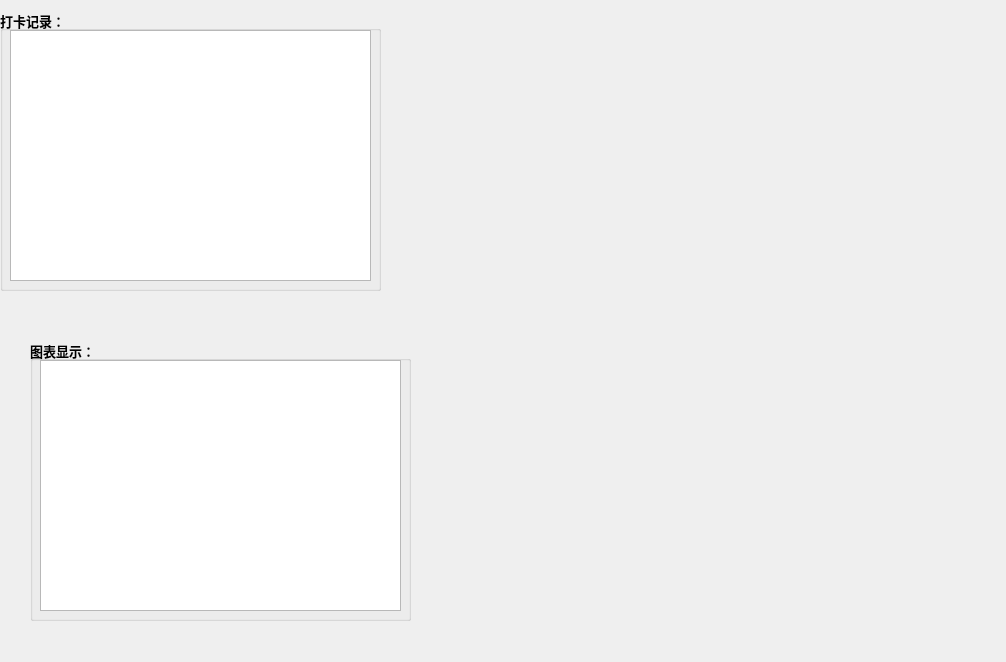
First picture: the form in src/WorkAttendanceSys/WorkAttendanceAdmin.ui, repository Liupeter01/WorkAttendanceQT, before the edit.
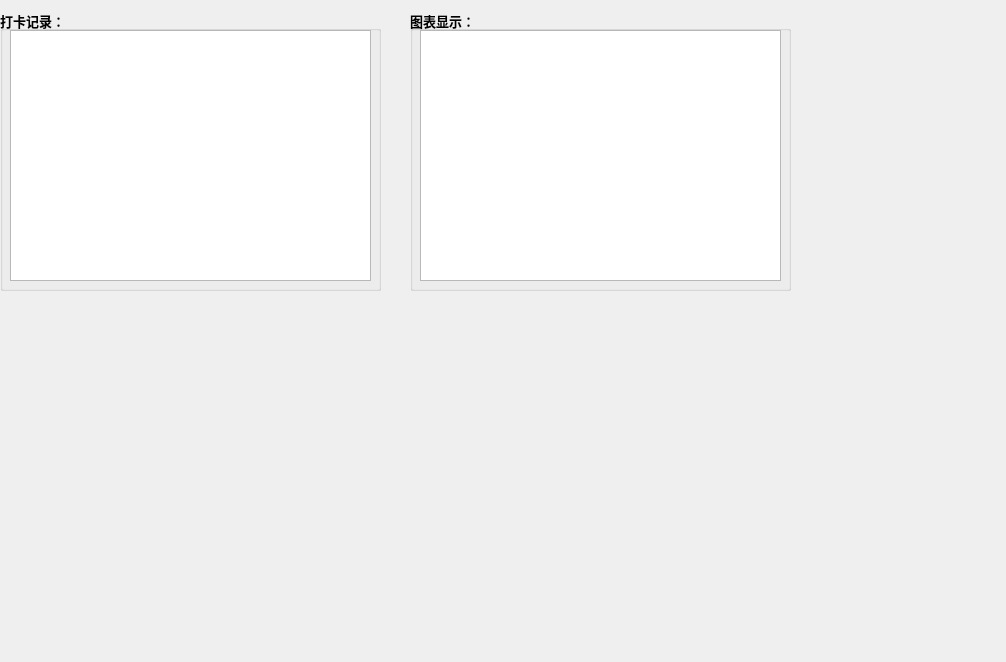
Second picture: the form after the edit.

```diff
--- a/src/WorkAttendanceSys/WorkAttendanceAdmin.ui
+++ b/src/WorkAttendanceSys/WorkAttendanceAdmin.ui
@@ -47,8 +47,8 @@
   <widget class="QGroupBox" name="groupBox_6">
    <property name="geometry">
     <rect>
-     <x>30</x>
-     <y>340</y>
+     <x>410</x>
+     <y>10</y>
      <width>381</width>
      <height>281</height>
     </rect>
```
